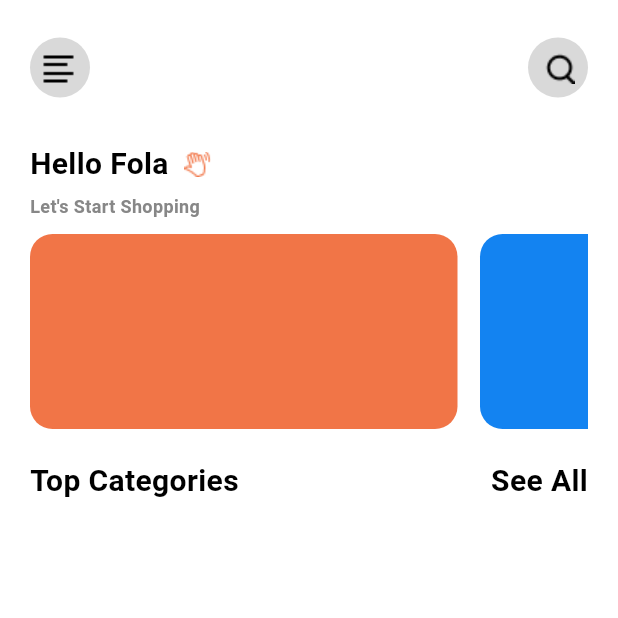
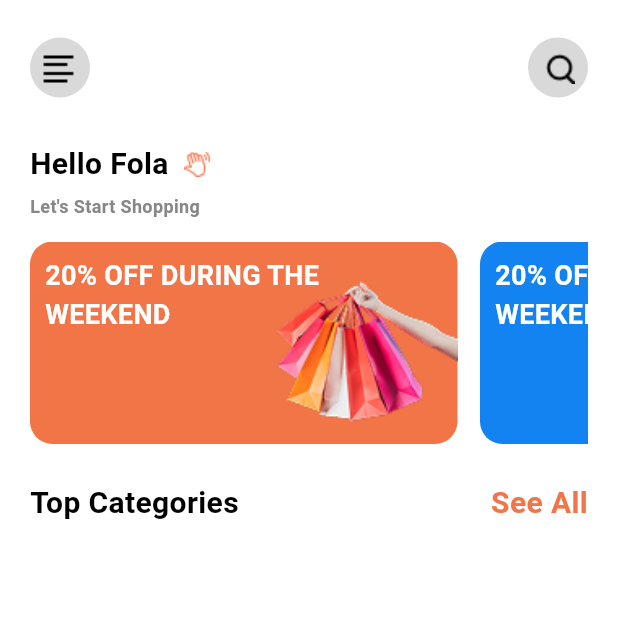
Before and after one commit to MuhammadAmirKhan-57/e_commerce, a Flutter app: the screen it shows after launch, on a phone screen of 412 x 824 dp, the top half of it. Run offline on Flutter 3.47's test engine with Material 3 defaults, Android fonts, the phone set to English and light mode, and no system bars.

Commit message:
Top Item Container

```diff
--- a/lib/view/home_screen.dart
+++ b/lib/view/home_screen.dart
@@ -5,11 +5,24 @@ class HomeScreen extends StatelessWidget {
 
   @override
   Widget build(BuildContext context) {
-     final colors = [
-      Color(0xffF17547),
-      Color(0xff1383F1),
-      Color(0xffE6E5D9),
+      final items = [
+      {
+        "color": const Color(0xffF17547),
+        "text": "20% OFF DURING THE \nWEEKEND",
+        "image": "assets/images/shopping_bag.png"
+      },
+      {
+        "color": const Color(0xff1383F1),
+        "text": "20% OFF DURING THE \nWEEKEND",
+        "image": "assets/images/shopping_bag.png"
+      },
+      {
+        "color": const Color(0xffE6E5D9),
+        "text": "20% OFF DURING THE \nWEEKEND",
+        "image": "assets/images/shopping_bag.png"
+      },
     ];
+
     return Scaffold(
       backgroundColor: Colors.white,
       body: SafeArea(
@@ -63,25 +76,58 @@ class HomeScreen extends StatelessWidget {
                   fontWeight: FontWeight.w600,
                 ),
               ),
-              SizedBox(height: 10),
-              SizedBox(
-                height: 130, // container height
+              SizedBox(height: 15),
+               SizedBox(
+                height: 135,
                 child: ListView.builder(
-                  itemCount: colors.length,
                   scrollDirection: Axis.horizontal,
+                  itemCount: items.length,
                   itemBuilder: (context, index) {
+                    final color = items[index]["color"] as Color;
+                    final text = items[index]["text"] as String;
+                    final image = items[index]["image"] as String;
+
                     return Container(
-                      width: 285, // container width
-                      margin: const EdgeInsets.only(right: 15), // space between
-                      decoration: BoxDecoration(
-                        color: colors[index],
-                        borderRadius: BorderRadius.circular(15),
+                      width: 285,
+                      margin: const EdgeInsets.only(right: 15),
+                      child: Stack(
+                        children: [
+                          // Background Container
+                          Container(
+                            decoration: BoxDecoration(
+                              color: color,
+                              borderRadius: BorderRadius.circular(15),
+                            ),
+                            padding: const EdgeInsets.symmetric(horizontal: 10, vertical: 10),
+                            alignment: Alignment.topLeft,
+                            child: Text(
+                              text,
+                              style: const TextStyle(
+                                fontSize: 18,
+                                color: Colors.white,
+                                fontWeight: FontWeight.w600,
+                              ),
+                            ),
+                          ),
+
+                          // Image on right-center
+                          Positioned(
+                            right: 0,
+                            top: 5,
+                            bottom: 0,
+                            child: Image.asset(
+                              image,
+                              height: 80,
+                              fit: BoxFit.contain,
+                            ),
+                          ),
+                        ],
                       ),
                     );
                   },
                 ),
               ),
-              SizedBox(height: 20),
+              SizedBox(height: 25),
               Row(
                 mainAxisAlignment: MainAxisAlignment.spaceBetween,
                 children: [
@@ -97,7 +143,7 @@ class HomeScreen extends StatelessWidget {
                     'See All',
                     style: TextStyle(
                       fontSize: 20,
-                      color: Color(0xff000000),
+                      color: Color(0xffF17547),
                       fontWeight: FontWeight.w600,
                     ),
                   ),
```
Also changed, not shown: assets/images/shopping_bag.png (added).
